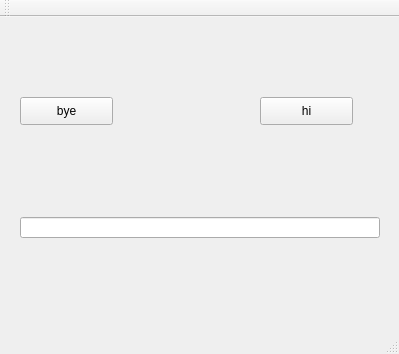
The window that GitHub_Qt_test/mainwindow.ui (Daikiiii/Github_Qt_test) describes before a commit, drawn with Qt 5.
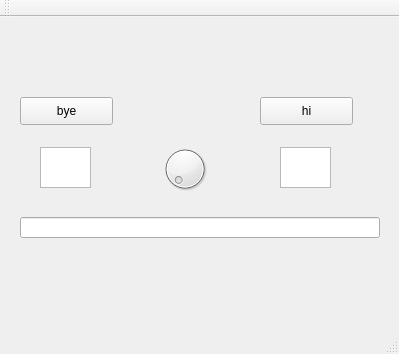
The same window after the commit.

The edit to the form file:
```diff
--- a/GitHub_Qt_test/mainwindow.ui
+++ b/GitHub_Qt_test/mainwindow.ui
@@ -50,6 +50,36 @@
      <string>hi</string>
     </property>
    </widget>
+   <widget class="QTextEdit" name="bye_number">
+    <property name="geometry">
+     <rect>
+      <x>40</x>
+      <y>130</y>
+      <width>51</width>
+      <height>41</height>
+     </rect>
+    </property>
+   </widget>
+   <widget class="QTextEdit" name="hi_number">
+    <property name="geometry">
+     <rect>
+      <x>280</x>
+      <y>130</y>
+      <width>51</width>
+      <height>41</height>
+     </rect>
+    </property>
+   </widget>
+   <widget class="QDial" name="day">
+    <property name="geometry">
+     <rect>
+      <x>160</x>
+      <y>120</y>
+      <width>50</width>
+      <height>64</height>
+     </rect>
+    </property>
+   </widget>
   </widget>
   <widget class="QMenuBar" name="menuBar">
    <property name="geometry">
```
